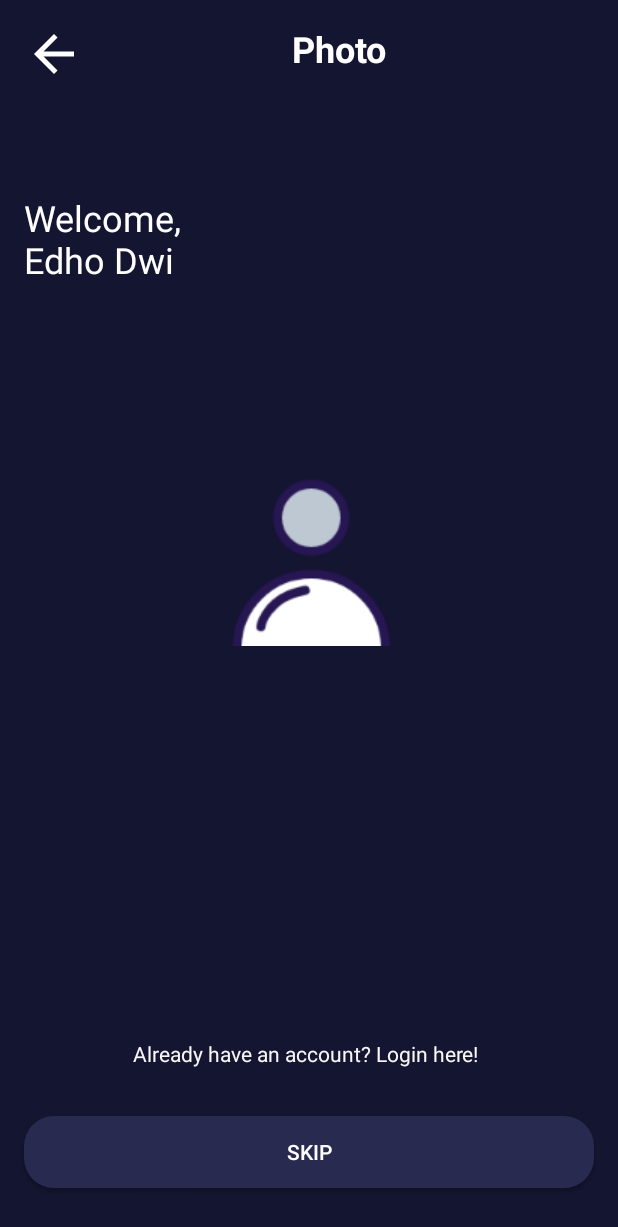
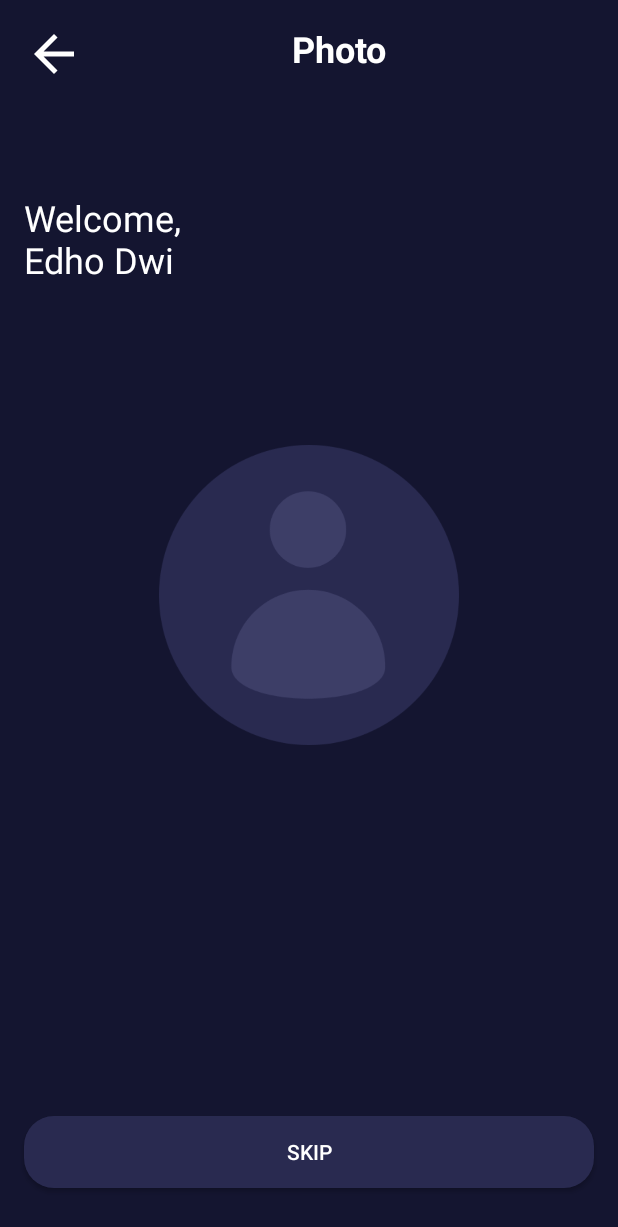
Before and after one commit to tirwanda/tirwanda-mov, an Android app: the layout activity_sign_up_photo_profile.xml on its own in the app's theme, with its tools: preview values and no code run, on a phone screen of 412 x 824 dp. Shown: the top 1227 px of the screen. Run offline under Robolectric (Android 15) with nearby library versions, the phone set to English and light mode, and no system bars.

Commit message:
Finish Creating Signup page 2

```diff
--- a/app/src/main/res/layout/activity_sign_up_photo_profile.xml
+++ b/app/src/main/res/layout/activity_sign_up_photo_profile.xml
@@ -41,23 +41,9 @@
         android:layout_marginTop="80dp"
         android:text="@string/welcome"
         android:textColor="@color/color_white"
-        android:textSize="24dp"
+        android:textSize="24sp"
         app:layout_constraintStart_toStartOf="parent"
         app:layout_constraintTop_toBottomOf="@+id/tvPhoto" />
-
-    <TextView
-        android:id="@+id/tvForgotPassword"
-        android:layout_width="wrap_content"
-        android:layout_height="wrap_content"
-        android:layout_marginEnd="4dp"
-        android:layout_marginBottom="32dp"
-        android:text="@string/already_have_an_account_login_here"
-        android:textColor="@color/white_grey"
-        android:textSize="14sp"
-        app:layout_constraintBottom_toTopOf="@+id/btnSkipUploadPhoto"
-        app:layout_constraintEnd_toEndOf="parent"
-        app:layout_constraintHorizontal_bias="0.5"
-        app:layout_constraintStart_toStartOf="parent" />
 
     <androidx.appcompat.widget.AppCompatButton
         android:id="@+id/btnSkipUploadPhoto"
@@ -75,15 +61,33 @@
         app:layout_constraintStart_toStartOf="parent"
         tools:ignore="TextContrastCheck,DuplicateSpeakableTextCheck" />
 
+    <androidx.appcompat.widget.AppCompatButton
+        android:id="@+id/btnSavePhoto"
+        android:layout_width="match_parent"
+        android:layout_height="wrap_content"
+        android:layout_marginStart="16dp"
+        android:layout_marginEnd="16dp"
+        android:layout_marginBottom="16dp"
+        android:background="@drawable/shape_rectangle_pink"
+        android:text="@string/next"
+        android:textColor="@color/color_white"
+        android:visibility="invisible"
+        app:layout_constraintBottom_toTopOf="@+id/btnSkipUploadPhoto"
+        app:layout_constraintEnd_toEndOf="parent"
+        app:layout_constraintHorizontal_bias="1.0"
+        app:layout_constraintStart_toStartOf="parent"
+        tools:ignore="TextContrastCheck,DuplicateSpeakableTextCheck" />
+
     <ImageView
         android:id="@+id/imageView3"
-        android:layout_width="wrap_content"
-        android:layout_height="wrap_content"
-        app:layout_constraintBottom_toTopOf="@+id/tvForgotPassword"
+        android:layout_width="200dp"
+        android:layout_height="200dp"
+        app:layout_constraintBottom_toTopOf="@+id/btnSkipUploadPhoto"
         app:layout_constraintEnd_toEndOf="parent"
+        android:contentDescription="@string/upload_photo"
         app:layout_constraintHorizontal_bias="0.5"
         app:layout_constraintStart_toStartOf="parent"
         app:layout_constraintTop_toBottomOf="@+id/tvPhoto"
-        app:srcCompat="@drawable/ic_profile" />
+        app:srcCompat="@drawable/user_pic" />
 
 </androidx.constraintlayout.widget.ConstraintLayout>
--- a/app/src/main/res/values/strings.xml
+++ b/app/src/main/res/values/strings.xml
@@ -21,4 +21,5 @@
     <string name="back">Back</string>
     <string name="photo">Photo</string>
     <string name="welcome">Welcome, \nEdho Dwi</string>
+    <string name="upload_photo">Upload Photo</string>
 </resources>
```
Also changed, not shown: app/src/main/res/drawable/user_pic.png (added).
